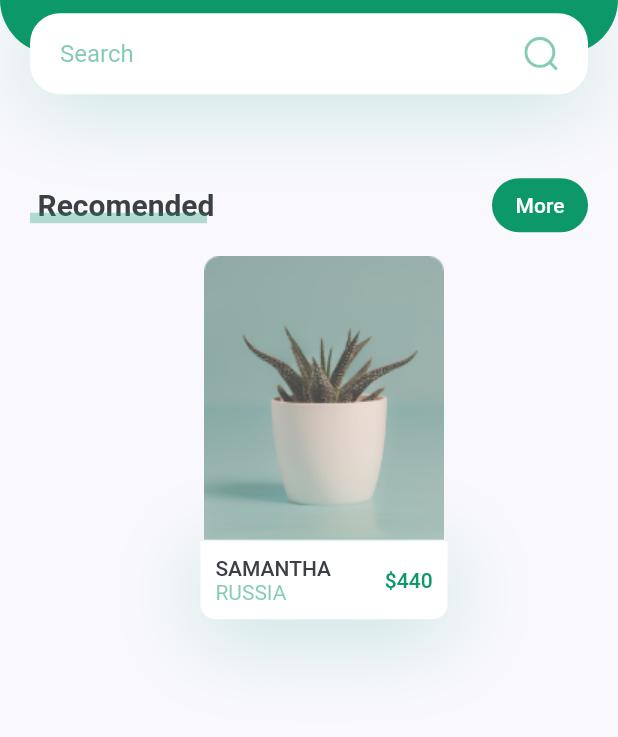
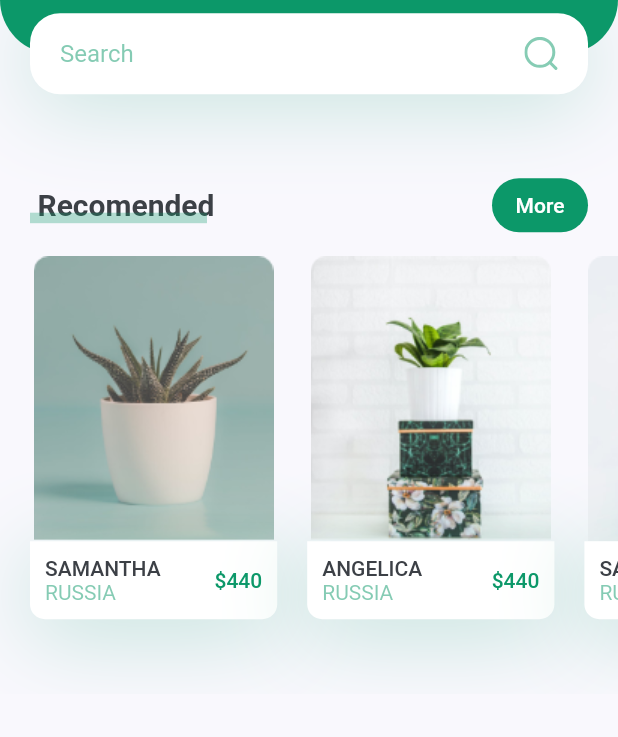
Before and after one commit to ten66/plant_app, a Flutter app: the screen it shows after launch, on a phone screen of 412 x 824 dp, the part 237-974 px from its top. Run offline on Flutter 3.47's test engine with Material 2 defaults, Android fonts, the phone set to English and light mode, and no system bars; our stand-ins replace flutter_svg.

Commit message:
#1 create recomend plants widget

```diff
--- a/lib/screens/home/components/body.dart
+++ b/lib/screens/home/components/body.dart
@@ -1,11 +1,13 @@
 import 'package:flutter/material.dart';
 import 'package:plant_app/constants.dart';
+
+import 'header_with_searchbox.dart';
+import 'title_with_more_btn.dart';
+import 'recomend_plants.dart';
+
 // import 'package:plant_app/constants.dart';
-import 'package:plant_app/screens/home/components/title_with_more_btn.dart';
 // import 'package:flutter_svg/svg.dart';
 // import 'package:plant_app/constants.dart';
-
-import 'header_with_searchbox.dart';
 
 class Body extends StatelessWidget {
   const Body({super.key});
@@ -24,96 +26,9 @@ class Body extends StatelessWidget {
           TitleWithMoreBtn(title: 'Recomended', press: () {}),
           // it will cover 40% of our total width
           // 全幅の40％をカバーする
-          RecomendPlantCard(
-            image: 'assets/images/image_1.png',
-            title: 'Samantha',
-            country: 'Russia',
-            price: 440,
-            press: () {},
-          ),
+          const RecomendsPlants(),
         ],
       ),
     );
   }
 }
-
-class RecomendPlantCard extends StatelessWidget {
-  const RecomendPlantCard({
-    super.key,
-    required this.image,
-    required this.title,
-    required this.country,
-    required this.price,
-    required this.press,
-  });
-
-  final String image, title, country;
-  final int price;
-  final void Function()? press;
-
-  @override
-  Widget build(BuildContext context) {
-    Size size = MediaQuery.of(context).size;
-    return Container(
-      margin: const EdgeInsets.only(
-        left: kDefaultPadding,
-        top: kDefaultPadding / 2,
-        bottom: kDefaultPadding * 2.5,
-      ),
-      width: size.width * 0.4,
-      child: Column(
-        children: [
-          Image.asset(image),
-          GestureDetector(
-            onTap: press,
-            child: Container(
-              padding: const EdgeInsets.all(kDefaultPadding / 2),
-              decoration: BoxDecoration(
-                color: Colors.white,
-                borderRadius: const BorderRadius.only(
-                  bottomLeft: Radius.circular(10),
-                  bottomRight: Radius.circular(10),
-                ),
-                boxShadow: [
-                  BoxShadow(
-                    offset: const Offset(0, 10),
-                    blurRadius: 50,
-                    color: kPrimaryColor.withOpacity(0.23),
-                  ),
-                ],
-              ),
-              child: Row(
-                children: [
-                  RichText(
-                    text: TextSpan(
-                      children: [
-                        TextSpan(
-                          text: '$title\n'.toUpperCase(),
-                          style: Theme.of(context).textTheme.labelLarge,
-                        ),
-                        TextSpan(
-                          text: country.toUpperCase(),
-                          style: TextStyle(
-                            color: kPrimaryColor.withOpacity(0.5),
-                          ),
-                        ),
-                      ],
-                    ),
-                  ),
-                  const Spacer(),
-                  Text(
-                    '\$$price',
-                    style: Theme.of(context)
-                        .textTheme
-                        .labelLarge
-                        ?.copyWith(color: kPrimaryColor),
-                  ),
-                ],
-              ),
-            ),
-          )
-        ],
-      ),
-    );
-  }
-}
--- /dev/null
+++ b/lib/screens/home/components/recomend_plants.dart
@@ -0,0 +1,123 @@
+import 'package:flutter/material.dart';
+
+import '../../../constants.dart';
+
+class RecomendsPlants extends StatelessWidget {
+  const RecomendsPlants({
+    super.key,
+  });
+
+  @override
+  Widget build(BuildContext context) {
+    return SingleChildScrollView(
+      // 横スクロール
+      scrollDirection: Axis.horizontal,
+      child: Row(
+        children: [
+          RecomendPlantCard(
+            image: 'assets/images/image_1.png',
+            title: 'Samantha',
+            country: 'Russia',
+            price: 440,
+            press: () {},
+          ),
+          RecomendPlantCard(
+            image: 'assets/images/image_2.png',
+            title: 'Angelica',
+            country: 'Russia',
+            price: 440,
+            press: () {},
+          ),
+          RecomendPlantCard(
+            image: 'assets/images/image_3.png',
+            title: 'Samantha',
+            country: 'Russia',
+            price: 440,
+            press: () {},
+          ),
+        ],
+      ),
+    );
+  }
+}
+
+class RecomendPlantCard extends StatelessWidget {
+  const RecomendPlantCard({
+    super.key,
+    required this.image,
+    required this.title,
+    required this.country,
+    required this.price,
+    required this.press,
+  });
+
+  final String image, title, country;
+  final int price;
+  final void Function()? press;
+
+  @override
+  Widget build(BuildContext context) {
+    Size size = MediaQuery.of(context).size;
+    return Container(
+      margin: const EdgeInsets.only(
+        left: kDefaultPadding,
+        top: kDefaultPadding / 2,
+        bottom: kDefaultPadding * 2.5,
+      ),
+      width: size.width * 0.4,
+      child: Column(
+        children: [
+          Image.asset(image),
+          GestureDetector(
+            onTap: press,
+            child: Container(
+              padding: const EdgeInsets.all(kDefaultPadding / 2),
+              decoration: BoxDecoration(
+                color: Colors.white,
+                borderRadius: const BorderRadius.only(
+                  bottomLeft: Radius.circular(10),
+                  bottomRight: Radius.circular(10),
+                ),
+                boxShadow: [
+                  BoxShadow(
+                    offset: const Offset(0, 10),
+                    blurRadius: 50,
+                    color: kPrimaryColor.withOpacity(0.23),
+                  ),
+                ],
+              ),
+              child: Row(
+                children: [
+                  RichText(
+                    text: TextSpan(
+                      children: [
+                        TextSpan(
+                          text: '$title\n'.toUpperCase(),
+                          style: Theme.of(context).textTheme.labelLarge,
+                        ),
+                        TextSpan(
+                          text: country.toUpperCase(),
+                          style: TextStyle(
+                            color: kPrimaryColor.withOpacity(0.5),
+                          ),
+                        ),
+                      ],
+                    ),
+                  ),
+                  const Spacer(),
+                  Text(
+                    '\$$price',
+                    style: Theme.of(context)
+                        .textTheme
+                        .labelLarge
+                        ?.copyWith(color: kPrimaryColor),
+                  ),
+                ],
+              ),
+            ),
+          )
+        ],
+      ),
+    );
+  }
+}
```
